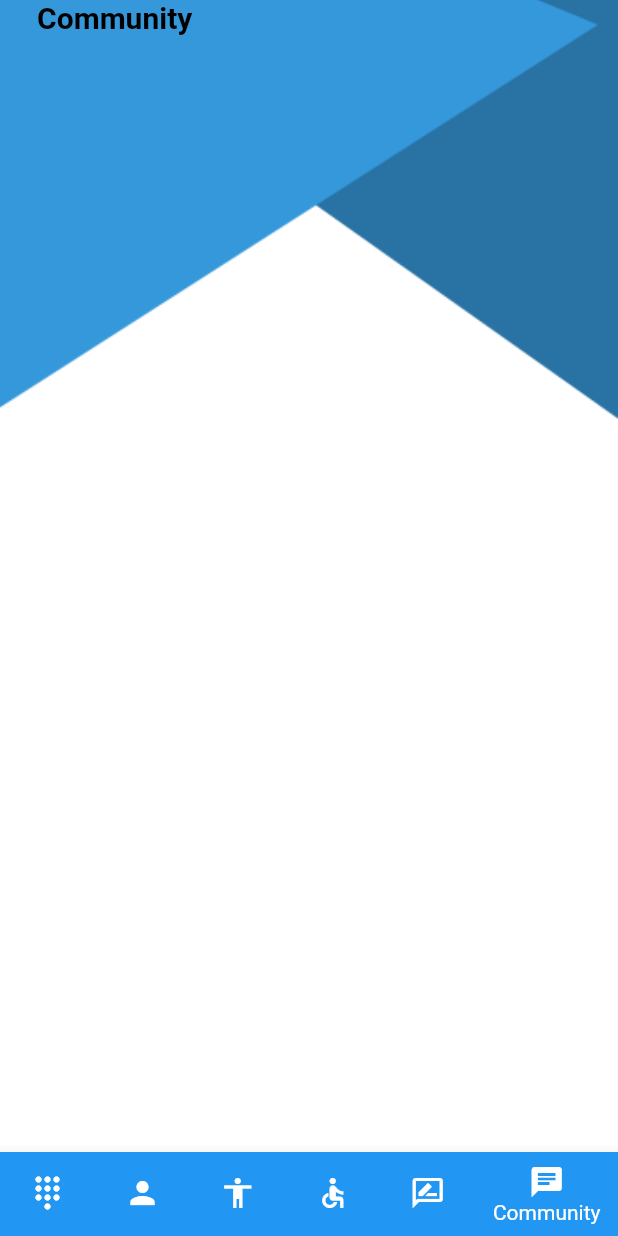
After one commit to A-hmed/Diabetic-project, a Flutter app: the HomeScreen screen opened by its route, item 6 of the bottom bar chosen, on a phone screen of 412 x 824 dp. The commit adds this screen. Run offline on Flutter 3.47's test engine with Material 2 defaults, Android fonts, the phone set to English and light mode, and no system bars; our stand-ins replace cloud_firestore, firebase_auth, firebase_core; accounts and stored records are empty.

Commit message:
Fixed chat tab

```diff
--- a/lib/auth/register_screen.dart
+++ b/lib/auth/register_screen.dart
@@ -245,7 +245,7 @@ class _RegisterScreenState extends State<RegisterScreen> {
       hideLoading(context);
       if (result.user != null) {
         showMessage('User Registered Successfully', context);
-        var myUser = AppUser.User(
+        var myUser = AppUser.MyUser(
             id: result.user!.uid,
             age: age,
             userName: userName,
--- a/lib/data/user.dart
+++ b/lib/data/user.dart
@@ -1,6 +1,6 @@
 import 'package:cloud_firestore/cloud_firestore.dart';
 
-class User {
+class MyUser {
 
   static String collectionName = 'users';
   String id;
@@ -12,7 +12,7 @@ class User {
   String location;
   String insulinLevel ;
 
-  User(
+  MyUser(
       {required this.id,
       required this.age,
       required this.userName,
@@ -23,7 +23,7 @@ class User {
         required this.insulinLevel
       });
 
-  User.fromJson(Map<String, dynamic> json)
+  MyUser.fromJson(Map<String, dynamic> json)
       : this(
           id: json['id'] as String,
           age: json['age'] as String,
@@ -32,7 +32,7 @@ class User {
           sex: json['sex'] as String,
           diabeticType: json['diabeticType'] as String,
           location: json['location'] as String,
-      insulinLevel: json['address'] as String
+          insulinLevel: "json['insulinLevel'] as String"
         );
 
   Map<String, dynamic> toJson() {
@@ -44,15 +44,15 @@ class User {
       'sex': sex,
       'diabeticType': diabeticType,
       'location': location,
-      'address' : insulinLevel
+      'insulinLevel' : insulinLevel
     };
   }
 
-  static CollectionReference<User> withConverter() {
+  static CollectionReference<MyUser> withConverter() {
     return FirebaseFirestore.instance
         .collection(collectionName)
-        .withConverter<User>(
-      fromFirestore: (snapshot, _) => User.fromJson(snapshot.data()!),
+        .withConverter<MyUser>(
+      fromFirestore: (snapshot, _) => MyUser.fromJson(snapshot.data()!),
       toFirestore: (user, _) => user.toJson(),
     );
   }
--- /dev/null
+++ b/lib/home/chat_tab/chat_tab.dart
@@ -0,0 +1,86 @@
+import 'package:cloud_firestore/cloud_firestore.dart';
+import 'package:flutter/material.dart';
+import 'package:flutter_blood_bank_app/provider/auth_provider.dart';
+import 'package:provider/provider.dart';
+
+import '../../data/user.dart';
+import 'chat_item.dart';
+
+class ChatScreen extends StatefulWidget {
+  @override
+  _ChatScreenState createState() => _ChatScreenState();
+}
+
+class _ChatScreenState extends State<ChatScreen> {
+  Future<List<MyUser>> usersFuture = getAllUsers();
+  List<MyUser> users = [];
+  late AuthProvider provider;
+
+  @override
+  Widget build(BuildContext context) {
+    provider = Provider.of(context);
+    return FutureBuilder<List<MyUser>>(
+        future: usersFuture,
+        builder: (context, snapshot) {
+          if (snapshot.hasData) {
+            users = snapshot.data!;
+            for (int i = 0; i < users.length; i++) {
+              if (provider.user!.email == users[i].email) {
+                users.removeAt(i);
+              }
+            }
+            return SafeArea(
+              child: Container(
+                margin: EdgeInsets.symmetric(
+                  horizontal: MediaQuery.of(context).size.height * 0.03,
+                ),
+                child: Column(
+                  crossAxisAlignment: CrossAxisAlignment.stretch,
+                  children: [
+                    const Text(
+                      'Community',
+                      style: TextStyle(
+                          fontSize: 20,
+                          fontWeight: FontWeight.bold,
+                          color: Colors.black),
+                    ),
+                    SizedBox(
+                      height: MediaQuery.of(context).size.height * 0.02,
+                    ),
+                    Expanded(
+                      child: ListView.separated(
+                          itemBuilder: (context, index) {
+                            return ChatItem(users[index]);
+                          },
+                          separatorBuilder: (context, index) {
+                            return const Divider(
+                              color: Colors.grey,
+                              thickness: 1,
+                            );
+                          },
+                          itemCount: users.length),
+                    ),
+                  ],
+                ),
+              ),
+            );
+          } else if (snapshot.hasError) {
+            print("--- ${snapshot.error}  \n ${snapshot.stackTrace}");
+            return const Center(
+                child: Text(
+              'Error while loading your chats list',
+            ));
+          } else {
+            return const Center(child: CircularProgressIndicator());
+          }
+        });
+  }
+
+  static Future<List<MyUser>> getAllUsers() async {
+    QuerySnapshot<MyUser> usersRef = await MyUser.withConverter().get();
+    usersRef.docs.forEach((element) {});
+    return usersRef.docs.map((e) {
+      return e.data();
+    }).toList();
+  }
+}
--- a/lib/home/home_screen.dart
+++ b/lib/home/home_screen.dart
@@ -1,5 +1,6 @@
 import 'package:flutter/material.dart';
 import 'package:flutter_blood_bank_app/home/about_us.dart';
+import 'package:flutter_blood_bank_app/home/chat_tab/chat_tab.dart';
 import 'package:flutter_blood_bank_app/home/diabetic_predection.dart';
 import 'package:flutter_blood_bank_app/home/diet.dart';
 import 'package:flutter_blood_bank_app/home/doctor_tab.dart';
@@ -46,6 +47,8 @@ class _HomeScreenState extends State<HomeScreen> {
                     icon: Icon(Icons.accessible_outlined), label: 'Diet'),
                 BottomNavigationBarItem(
                     icon: Icon(Icons.rate_review_outlined), label: 'About Us'),
+                BottomNavigationBarItem(
+                    icon: Icon(Icons.chat), label: 'Community')
               ],
             ),
           ),
@@ -54,5 +57,5 @@ class _HomeScreenState extends State<HomeScreen> {
       ),
     );
   }
-  List<Widget> tabs = [DiabeticPredection(),DoctorTab(),Exercises(), Diet(),AboutUs()];
+  List<Widget> tabs = [DiabeticPredection(),DoctorTab(),Exercises(), Diet(),AboutUs(),ChatScreen()];
 }
--- a/lib/main.dart
+++ b/lib/main.dart
@@ -40,7 +40,7 @@ class MyApp extends StatelessWidget {
         HomeScreen.ROUTE_NAME : (context)=> HomeScreen(),
         DoctorDetailsScreen.ROUTE_NAEM : (context)=> DoctorDetailsScreen(),
       },
-        initialRoute: HomeScreen.ROUTE_NAME,
+        initialRoute: LoginScreen.ROUTE_NAME,
     );
   }
 }
--- a/lib/provider/auth_provider.dart
+++ b/lib/provider/auth_provider.dart
@@ -4,10 +4,10 @@ import 'package:flutter_blood_bank_app/data/firestore_utils.dart';
 import 'package:flutter_blood_bank_app/data/user.dart' as AppUser;
 
 class AuthProvider extends ChangeNotifier {
-  AppUser.User? user = null;
+  AppUser.MyUser? user = null;
 
 
-  void updateUser(AppUser.User user) {
+  void updateUser(AppUser.MyUser user) {
     this.user = user;
     notifyListeners();
   }
```
Also changed, not shown: lib/chat_details_screen/chat_details_screen.dart (added, +220 -0 lines), lib/chat_details_screen/message_item.dart (added, +53 -0 lines), lib/data/Message.dart (added, +24 -0 lines), lib/data/firestore_utils.dart (+4 -4 lines), lib/home/chat_tab/chat_item.dart (added, +34 -0 lines), pubspec.lock.
